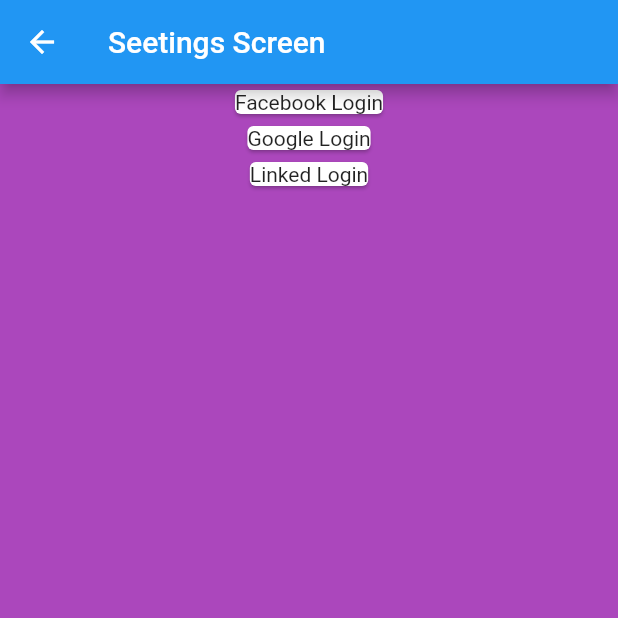
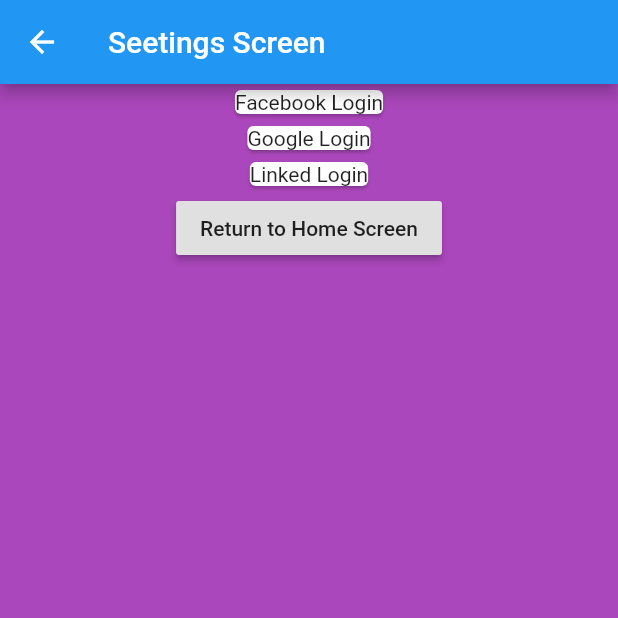
Before and after one commit to ghigbie/flutter_routing, a Flutter app: the SettingsScreen screen opened by its route, on a phone screen of 412 x 824 dp, the top half of it. Run offline on Flutter 3.47's test engine with Material 2 defaults, Android fonts, the phone set to English and light mode, and no system bars.

Commit message:
Add navigation button

```diff
--- a/lib/settings_screen.dart
+++ b/lib/settings_screen.dart
@@ -14,11 +14,15 @@ class SettingsScreen extends StatelessWidget{
             children: [
               Card(child: Text('Facebook Login')),
               Card(child: Text('Google Login')),
-              Card(child: Text('Linked Login'))
-            ],
+              Card(child: Text('Linked Login')),
+              RaisedButton(
+                child: Text('Return to Home Screen'),
+                onPressed: () => Navigator.pop(context)
+              ),
+            ]
+            ),
+            ),
           ),
-        ),
-        )
-      );
+        );
   }
 }
```
